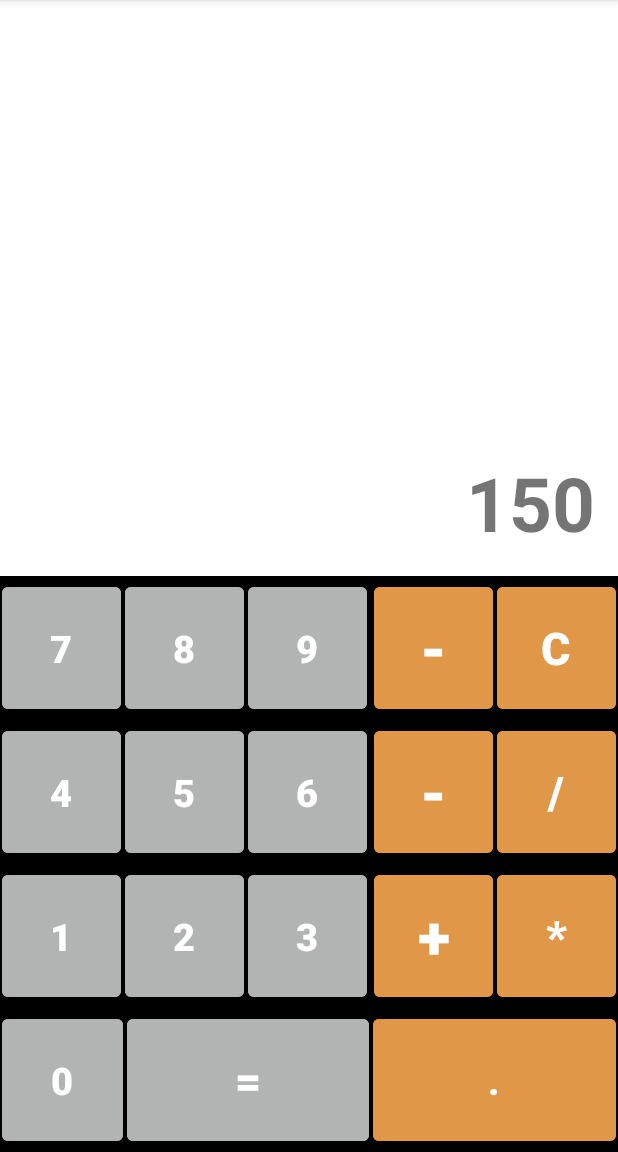
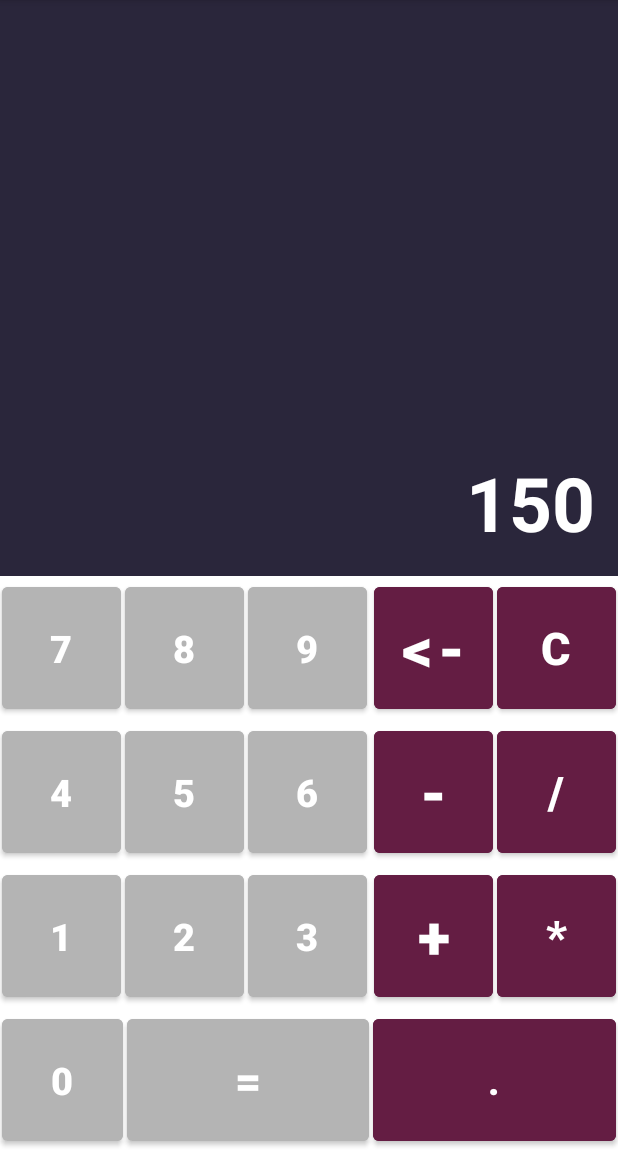
Before and after one commit to HT-Tuan/ProjectMobile, an Android app: the screen it shows after launch (MainActivity), on a phone screen of 412 x 824 dp, the part 84-1236 px from its top. Run offline under Robolectric (Android 15) with nearby library versions, the phone set to English and light mode, and no system bars.

Commit message:
chinh sua giao dien

```diff
--- a/CalculatorApplication/app/src/main/res/layout/giaodien.xml
+++ b/CalculatorApplication/app/src/main/res/layout/giaodien.xml
@@ -12,6 +12,8 @@
         android:textStyle="bold"
         android:textSize="50dp"
         android:padding="15dp"
+        android:background="@color/maunen"
+        android:textColor="@color/white"
         android:gravity="bottom|right"/>
 
     <LinearLayout
@@ -25,7 +27,7 @@
             android:layout_height="0dp"
             android:layout_weight="1"
             android:orientation="horizontal"
-            android:background="@color/black">
+            android:background="@color/white">
             <Button
                 android:id="@+id/bt7"
                 android:layout_width="0dp"
@@ -36,7 +38,7 @@
                 android:textSize="25dp"
                 android:padding="5dp"
                 android:layout_margin="1dp"
-                android:backgroundTint="@color/gray"/>
+                android:backgroundTint="@color/mauso"/>
             <Button
                 android:id="@+id/bt8"
                 android:layout_width="0dp"
@@ -47,7 +49,7 @@
                 android:textSize="25dp"
                 android:padding="5dp"
                 android:layout_margin="1dp"
-                android:backgroundTint="@color/gray"/>
+                android:backgroundTint="@color/mauso"/>
             <Button
                 android:id="@+id/bt9"
                 android:layout_width="0dp"
@@ -58,13 +60,13 @@
                 android:textSize="25dp"
                 android:padding="5dp"
                 android:layout_margin="1dp"
-                android:backgroundTint="@color/gray"/>
+                android:backgroundTint="@color/mauso"/>
             <Button
                 android:id="@+id/xoa"
                 android:layout_width="0dp"
                 android:layout_height="match_parent"
                 android:layout_weight="1"
-                android:text="-"
+                android:text="@string/xoa"
                 android:textStyle="bold"
                 android:textSize="40dp"
                 android:padding="5dp"
@@ -72,18 +74,18 @@
                 android:layout_marginLeft="3dp"
                 android:layout_marginTop="1dp"
                 android:layout_marginBottom="1dp"
-                android:backgroundTint="#E19748"/>
+                android:backgroundTint="@color/maudau"/>
             <Button
                 android:id="@+id/xoahet"
                 android:layout_width="0dp"
                 android:layout_height="match_parent"
                 android:layout_weight="1"
-                android:text="C"
+                android:text="@string/xoahet"
                 android:textStyle="bold"
                 android:textSize="30dp"
                 android:padding="5dp"
                 android:layout_margin="1dp"
-                android:backgroundTint="#E19748"/>
+                android:backgroundTint="@color/maudau"/>
         </LinearLayout>
 
         <LinearLayout
@@ -91,7 +93,7 @@
             android:layout_height="0dp"
             android:layout_weight="1"
             android:orientation="horizontal"
-            android:background="@color/black">
+            android:background="@color/white">
             <Button
                 android:id="@+id/bt4"
                 android:layout_width="0dp"
@@ -102,7 +104,7 @@
                 android:textSize="25dp"
                 android:padding="5dp"
                 android:layout_margin="1dp"
-                android:backgroundTint="@color/gray" />
+                android:backgroundTint="@color/mauso" />
             <Button
                 android:id="@+id/bt5"
                 android:layout_width="0dp"
@@ -113,7 +115,7 @@
                 android:textSize="25dp"
                 android:padding="5dp"
                 android:layout_margin="1dp"
-                android:backgroundTint="@color/gray" />
+                android:backgroundTint="@color/mauso" />
             <Button
                 android:id="@+id/bt6"
                 android:layout_width="0dp"
@@ -124,13 +126,13 @@
                 android:textSize="25dp"
                 android:padding="5dp"
                 android:layout_margin="1dp"
-                android:backgroundTint="@color/gray" />
+                android:backgroundTint="@color/mauso" />
             <Button
                 android:id="@+id/tru"
                 android:layout_width="0dp"
                 android:layout_height="match_parent"
                 android:layout_weight="1"
-                android:text="-"
+                android:text="@string/tru"
                 android:textStyle="bold"
                 android:textSize="40dp"
                 android:padding="5dp"
@@ -138,18 +140,18 @@
                 android:layout_marginLeft="3dp"
                 android:layout_marginTop="1dp"
                 android:layout_marginBottom="1dp"
-                android:backgroundTint="#E19748" />
+                android:backgroundTint="@color/maudau" />
             <Button
                 android:id="@+id/chia"
                 android:layout_width="0dp"
                 android:layout_height="match_parent"
                 android:layout_weight="1"
-                android:text="/"
+                android:text="@string/chia"
                 android:textStyle="bold"
                 android:textSize="30dp"
                 android:padding="5dp"
                 android:layout_margin="1dp"
-                android:backgroundTint="#E19748" />
+                android:backgroundTint="@color/maudau" />
         </LinearLayout>
 
         <LinearLayout
@@ -157,7 +159,7 @@
             android:layout_height="0dp"
             android:layout_weight="1"
             android:orientation="horizontal"
-            android:background="@color/black">
+            android:background="@color/white">
             <Button
                 android:id="@+id/bt1"
                 android:layout_width="0dp"
@@ -168,7 +170,7 @@
                 android:textSize="25dp"
                 android:padding="5dp"
                 android:layout_margin="1dp"
-                android:backgroundTint="@color/gray" />
+                android:backgroundTint="@color/mauso" />
             <Button
                 android:id="@+id/bt2"
                 android:layout_width="0dp"
@@ -179,7 +181,7 @@
                 android:textSize="25dp"
                 android:padding="5dp"
                 android:layout_margin="1dp"
-                android:backgroundTint="@color/gray" />
+                android:backgroundTint="@color/mauso" />
             <Button
                 android:id="@+id/bt3"
                 android:layout_width="0dp"
@@ -190,13 +192,13 @@
                 android:textSize="25dp"
                 android:padding="5dp"
                 android:layout_margin="1dp"
-                android:backgroundTint="@color/gray" />
+                android:backgroundTint="@color/mauso" />
             <Button
                 android:id="@+id/cong"
                 android:layout_width="0dp"
                 android:layout_height="match_parent"
                 android:layout_weight="1"
-                android:text="+"
+                android:text="@string/cong"
                 android:textStyle="bold"
                 android:textSize="40dp"
                 android:padding="5dp"
@@ -204,25 +206,25 @@
                 android:layout_marginLeft="3dp"
                 android:layout_marginTop="1dp"
                 android:layout_marginBottom="1dp"
-                android:backgroundTint="#E19748" />
+                android:backgroundTint="@color/maudau" />
             <Button
                 android:id="@+id/nhan"
                 android:layout_width="0dp"
                 android:layout_height="match_parent"
                 android:layout_weight="1"
-                android:text="*"
+                android:text="@string/nhan"
                 android:textStyle="bold"
                 android:textSize="30dp"
                 android:padding="5dp"
                 android:layout_margin="1dp"
-                android:backgroundTint="#E19748" />
+                android:backgroundTint="@color/maudau" />
         </LinearLayout>
         <LinearLayout
             android:layout_width="match_parent"
             android:layout_height="0dp"
             android:layout_weight="1"
             android:orientation="horizontal"
-            android:background="@color/black">
+            android:background="@color/white">
             <Button
                 android:id="@+id/bt0"
                 android:layout_width="0dp"
@@ -233,30 +235,30 @@
                 android:textSize="25dp"
                 android:padding="5dp"
                 android:layout_margin="1dp"
-                android:backgroundTint="@color/gray" />
+                android:backgroundTint="@color/mauso" />
             <Button
                 android:id="@+id/cham"
                 android:layout_width="0dp"
                 android:layout_height="match_parent"
                 android:layout_weight="2"
-                android:text="="
+                android:text="@string/bang"
                 android:textStyle="bold"
                 android:textSize="30dp"
                 android:padding="5dp"
                 android:layout_margin="1dp"
-                android:backgroundTint="@color/gray" />
+                android:backgroundTint="@color/mauso" />
 
             <Button
                 android:id="@+id/bang"
                 android:layout_width="0dp"
                 android:layout_height="match_parent"
                 android:layout_weight="2"
-                android:text="."
+                android:text="@string/cham"
                 android:textStyle="bold"
                 android:textSize="25dp"
                 android:padding="5dp"
                 android:layout_margin="1dp"
-                android:backgroundTint="#E19748" />
+                android:backgroundTint="@color/maudau" />
         </LinearLayout>
     </LinearLayout>
 </LinearLayout>
--- a/CalculatorApplication/app/src/main/res/values/colors.xml
+++ b/CalculatorApplication/app/src/main/res/values/colors.xml
@@ -8,4 +8,7 @@
     <color name="black">#FF000000</color>
     <color name="white">#FFFFFFFF</color>
     <color name="gray">#B2B3B3</color>
+    <color name="mauso">#b4b4b4</color>
+    <color name="maudau">#641d43</color>
+    <color name="maunen">#2a263b</color>
 </resources>
--- a/CalculatorApplication/app/src/main/res/values/strings.xml
+++ b/CalculatorApplication/app/src/main/res/values/strings.xml
@@ -10,4 +10,12 @@
     <string name="so8">8</string>
     <string name="so9">9</string>
     <string name="so0">0</string>
+    <string name="xoa">&lt;-</string>
+    <string name="xoahet">C</string>
+    <string name="tru">-</string>
+    <string name="cong">+</string>
+    <string name="nhan">*</string>
+    <string name="chia">/</string>
+    <string name="bang">=</string>
+    <string name="cham">.</string>
 </resources>
```
